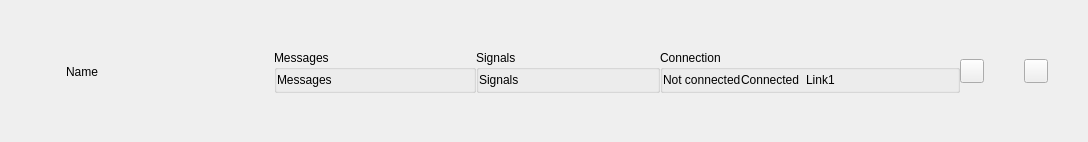
Above: opensyde_tool/src/system_definition/node_edit/datapools/C_SdNdeDpListComHeaderWidget.ui from openSYDE/openSYDE before the change. Below: the same form after it.
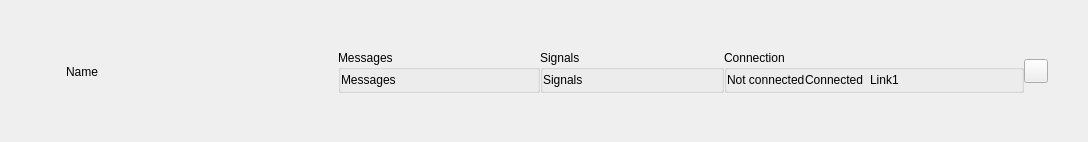
That is the form after the change. Custom widgets are drawn as their Qt base class.

```diff
--- a/opensyde_tool/src/system_definition/node_edit/datapools/C_SdNdeDpListComHeaderWidget.ui
+++ b/opensyde_tool/src/system_definition/node_edit/datapools/C_SdNdeDpListComHeaderWidget.ui
@@ -48,7 +48,7 @@
       </spacer>
      </item>
      <item>
-      <layout class="QHBoxLayout" name="horizontalLayout_3" stretch="0,0,0,0,1,0,0,0,0,0,0,0">
+      <layout class="QHBoxLayout" name="horizontalLayout_3" stretch="0,0,0,0,1,0,0,0,0,0">
        <property name="spacing">
         <number>0</number>
        </property>
@@ -336,42 +336,6 @@
          </layout>
         </widget>
        </item>
-       <item>
-        <layout class="QVBoxLayout" name="verticalLayout_6">
-         <item>
-          <widget class="stw_opensyde_gui_elements::C_OgePubIconOnly" name="pc_PushButtonImport">
-           <property name="minimumSize">
-            <size>
-             <width>24</width>
-             <height>24</height>
-            </size>
-           </property>
-           <property name="maximumSize">
-            <size>
-             <width>24</width>
-             <height>24</height>
-            </size>
-           </property>
-           <property name="text">
-            <string/>
-           </property>
-          </widget>
-         </item>
-        </layout>
-       </item>
-       <item>
-        <spacer name="horizontalSpacer_7">
-         <property name="orientation">
-          <enum>Qt::Horizontal</enum>
-         </property>
-         <property name="sizeHint" stdset="0">
-          <size>
-           <width>40</width>
-           <height>20</height>
-          </size>
-         </property>
-        </spacer>
-       </item>
        <item>
         <layout class="QVBoxLayout" name="verticalLayout_2" stretch="0">
          <property name="spacing">
@@ -431,17 +395,17 @@
   </layout>
  </widget>
  <customwidgets>
-  <customwidget>
-   <class>stw_opensyde_gui_elements::C_OgePubIconOnly</class>
-   <extends>QPushButton</extends>
-   <header>C_OgePubIconOnly.h</header>
-  </customwidget>
   <customwidget>
    <class>stw_opensyde_gui_elements::C_OgeGbxTransparent</class>
    <extends>QGroupBox</extends>
    <header>C_OgeGbxTransparent.h</header>
    <container>1</container>
   </customwidget>
+  <customwidget>
+   <class>stw_opensyde_gui_elements::C_OgePubIconOnly</class>
+   <extends>QPushButton</extends>
+   <header>C_OgePubIconOnly.h</header>
+  </customwidget>
   <customwidget>
    <class>stw_opensyde_gui_elements::C_OgeLabListHeader</class>
    <extends>QLabel</extends>
```
